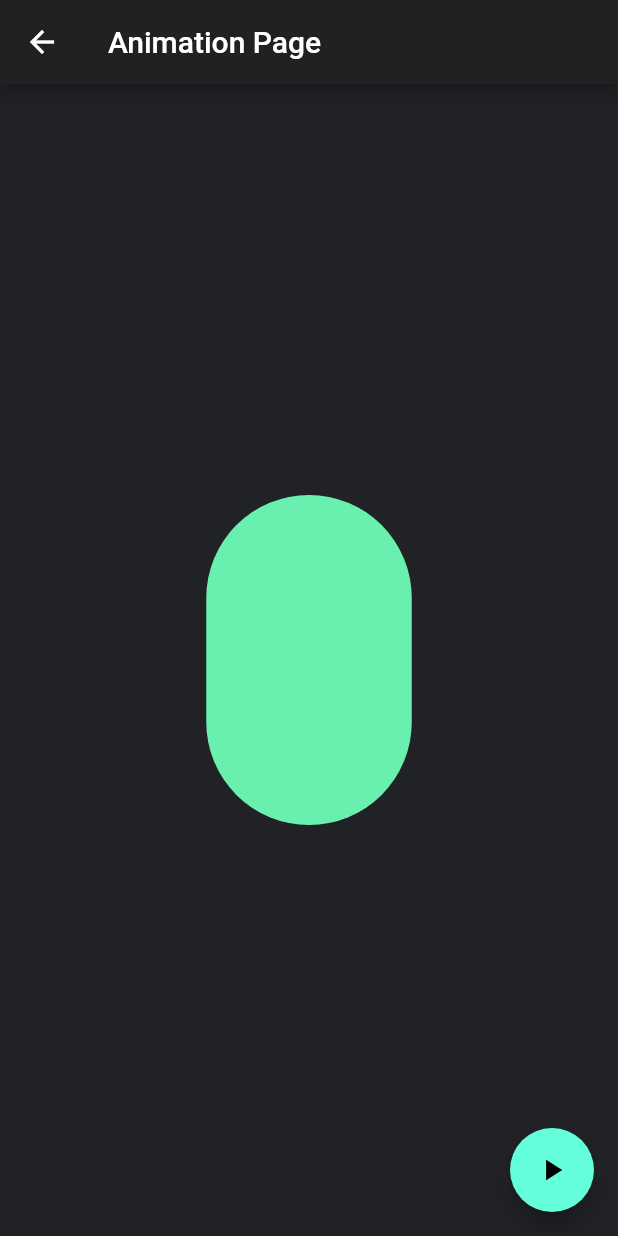
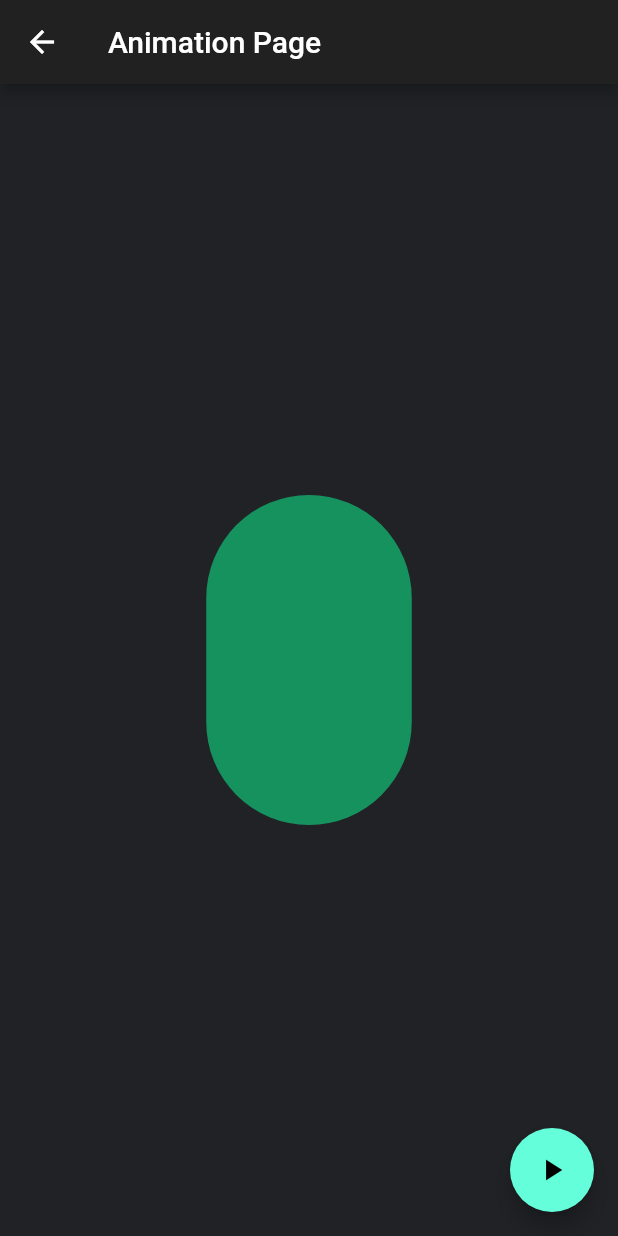
Before and after one commit to eeBarrionuevo/flutter_codigo_components, a Flutter app: the AnimationPage screen opened directly, after a tap on the "play arrow" icon, on a phone screen of 412 x 824 dp. Run offline on Flutter 3.47's test engine with Material 2 defaults, Android fonts, the phone set to English and light mode, and no system bars; network calls fail.

Commit message:
Anamation part 2

```diff
--- a/lib/pages/animation_page.dart
+++ b/lib/pages/animation_page.dart
@@ -13,6 +13,7 @@ class _AnimationPageState extends State<AnimationPage> {
   double _width = 50;
   double _height = 50;
   double _borderRadius = 20.0;
+  Color _color = Colors.greenAccent;
 
   @override
   Widget build(BuildContext context) {
@@ -26,7 +27,7 @@ class _AnimationPageState extends State<AnimationPage> {
           height: _width,
           width: _height,
           decoration: BoxDecoration(
-            color: Colors.greenAccent,
+            color: _color,
             borderRadius: BorderRadius.circular(_borderRadius),
           ),
         ),
@@ -41,6 +42,14 @@ class _AnimationPageState extends State<AnimationPage> {
           _width = random.nextInt(300).toDouble();
           _height = random.nextInt(300).toDouble();
           _borderRadius = random.nextInt(200).toDouble();
+
+          _color = Color.fromRGBO(
+            random.nextInt(256),
+            random.nextInt(256),
+            random.nextInt(256),
+            1
+          );
+
           setState(() {
 
           });
```
